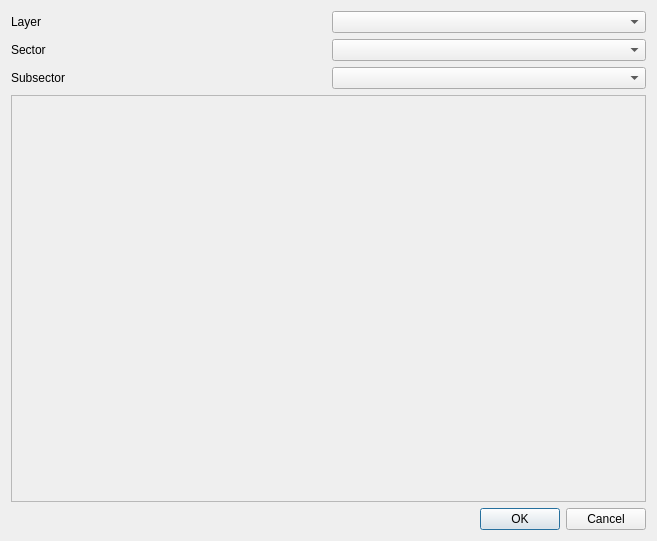
The window that ImaerPlugin/generate_calc_input_dlg.ui (opengeogroep/AERIUS-QGIS-plugins) describes before a commit, drawn with Qt 5.
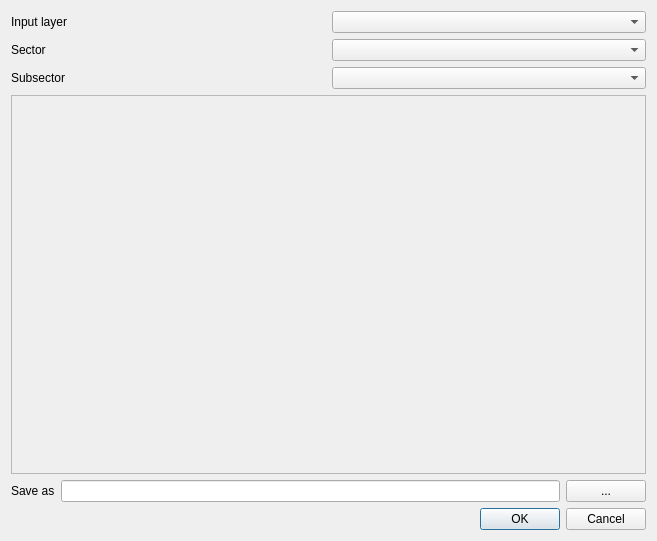
The same window after the commit. Custom widgets are drawn as their Qt base class.

Commit message: write calcinput gml from gui

Patch:
```diff
--- a/ImaerPlugin/generate_calc_input_dlg.ui
+++ b/ImaerPlugin/generate_calc_input_dlg.ui
@@ -24,7 +24,7 @@
        <item row="0" column="0">
         <widget class="QLabel" name="label_layer">
          <property name="text">
-          <string>Layer</string>
+          <string>Input layer</string>
          </property>
         </widget>
        </item>
@@ -63,7 +63,7 @@
             <x>0</x>
             <y>0</y>
             <width>633</width>
-            <height>391</height>
+            <height>358</height>
            </rect>
           </property>
           <layout class="QGridLayout" name="gridLayout_3">
@@ -76,6 +76,27 @@
        </item>
       </layout>
      </item>
+     <item>
+      <layout class="QHBoxLayout" name="horizontalLayout_fn">
+       <item>
+        <widget class="QLabel" name="label_outfile">
+         <property name="text">
+          <string>Save as</string>
+         </property>
+        </widget>
+       </item>
+       <item>
+        <widget class="QLineEdit" name="edit_outfile"/>
+       </item>
+       <item>
+        <widget class="QPushButton" name="button_outfile">
+         <property name="text">
+          <string>...</string>
+         </property>
+        </widget>
+       </item>
+      </layout>
+     </item>
      <item>
       <widget class="QDialogButtonBox" name="buttonBox">
        <property name="orientation">
```
The commit also changes 5 other files.
